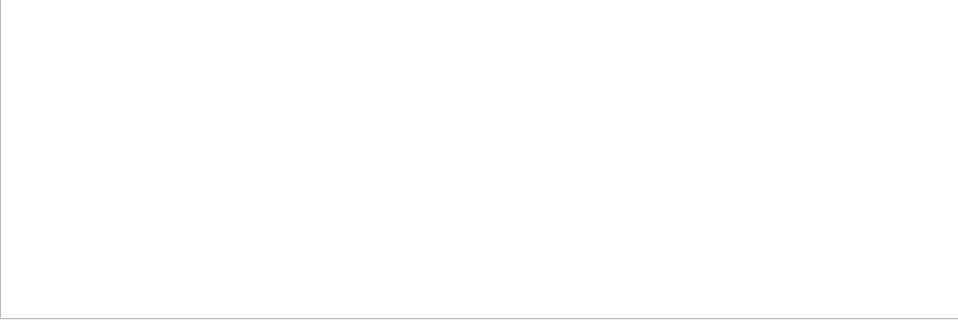
The window that main.ui (Vexumi/Expersso) describes before a commit, drawn with Qt 5; both pictures show x 0 to 958 and y 272 to 592 of the 958 by 592 pixel window.
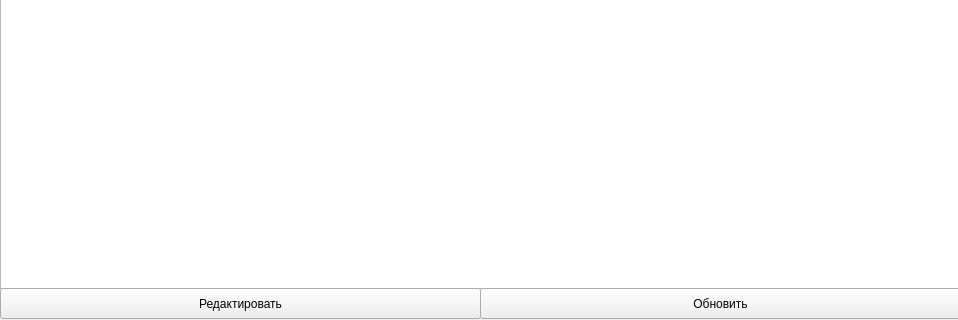
The same window after the commit.

```diff
--- a/main.ui
+++ b/main.ui
@@ -19,10 +19,36 @@
      <x>0</x>
      <y>0</y>
      <width>961</width>
-     <height>591</height>
+     <height>561</height>
     </rect>
    </property>
   </widget>
+  <widget class="QPushButton" name="pushButton">
+   <property name="geometry">
+    <rect>
+     <x>0</x>
+     <y>560</y>
+     <width>481</width>
+     <height>31</height>
+    </rect>
+   </property>
+   <property name="text">
+    <string>Редактировать</string>
+   </property>
+  </widget>
+  <widget class="QPushButton" name="pushButton_2">
+   <property name="geometry">
+    <rect>
+     <x>480</x>
+     <y>560</y>
+     <width>481</width>
+     <height>31</height>
+    </rect>
+   </property>
+   <property name="text">
+    <string>Обновить</string>
+   </property>
+  </widget>
  </widget>
  <resources/>
  <connections/>
```
